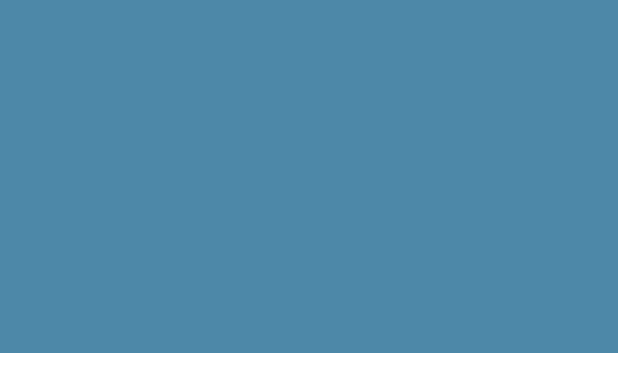
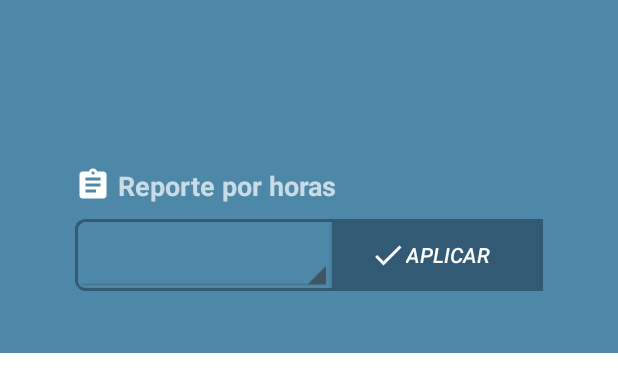
Before and after one commit to criveraam/AppMabe, an Android app: the layout activity_reporteador.xml on its own in the app's theme, with its tools: preview values and no code run, on a phone screen of 412 x 824 dp. Shown: the top 392 px of the screen. Run offline under Robolectric (Android 15) with nearby library versions, the phone set to English and light mode, and no system bars; network calls fail.

Commit message:
Commit Jorge Detalle Producto

```diff
--- a/app/src/main/java/com/ti/airmovil/mabe/Activities/ReporteProductosActivity.java
+++ b/app/src/main/java/com/ti/airmovil/mabe/Activities/ReporteProductosActivity.java
@@ -1,6 +1,7 @@
 package com.ti.airmovil.mabe.Activities;
 
 import android.app.TimePickerDialog;
+import android.content.ComponentName;
 import android.content.Intent;
 import android.content.pm.ActivityInfo;
 import android.graphics.Color;
@@ -72,10 +73,8 @@ public class ReporteProductosActivity extends AppCompatActivity {
                 finish();
             }
         });
-
         getSupportActionBar().setDisplayHomeAsUpEnabled(true);
         getSupportActionBar().setDisplayShowHomeEnabled(true);
-
         setRequestedOrientation(ActivityInfo.SCREEN_ORIENTATION_PORTRAIT);
         capa_progressbar = (LinearLayout) findViewById(R.id.capa_progressbar);
         capa_contenedor = (LinearLayout) findViewById(R.id.capa_sin_conexion);
@@ -101,6 +100,8 @@ public class ReporteProductosActivity extends AppCompatActivity {
             @Override
             public void onClick(View view) {
 
+                //startActivity(new Intent(ReporteProductosActivity.this, SplashActivity.class));
+
                 if(spinner_hora.getSelectedItem().toString().split(":").length >=2){
                     initService();
                     indice_hora = Integer.parseInt(spinner_hora.getSelectedItem().toString().split(":")[0]);
@@ -108,6 +109,7 @@ public class ReporteProductosActivity extends AppCompatActivity {
                 }else{
                     Toast.makeText(ReporteProductosActivity.this, "Seleccione una hora para mostrar", Toast.LENGTH_SHORT).show();
                 }
+
 
             }
         });
--- a/app/src/main/res/layout/activity_reporte_productos.xml
+++ b/app/src/main/res/layout/activity_reporte_productos.xml
@@ -28,7 +28,6 @@
             <LinearLayout
                 android:layout_width="match_parent"
                 android:layout_height="match_parent"
-                android:visibility="gone"
                 android:orientation="vertical"
                 android:padding="50dp">
 
--- a/app/src/main/res/layout/activity_reporteador.xml
+++ b/app/src/main/res/layout/activity_reporteador.xml
@@ -25,28 +25,62 @@
             app:expandedTitleTextAppearance="@android:color/transparent"
             app:layout_scrollFlags="scroll|exitUntilCollapsed">
 
-            <RelativeLayout
+            <LinearLayout
                 android:layout_width="match_parent"
-                android:paddingTop="10dp"
-                android:layout_height="wrap_content">
+                android:layout_height="match_parent"
+                android:orientation="vertical"
+                android:padding="50dp">
 
-                <ImageView
-                    android:id="@+id/backdrop"
+                <TextView
+                    android:id="@+id/textView_msj_filtro"
                     android:layout_width="match_parent"
-                    android:layout_height="match_parent"
-                    android:fitsSystemWindows="true"
-                    android:scaleType="centerCrop"
-                    app:layout_collapseMode="parallax"/>
+                    android:layout_height="wrap_content"
+                    android:layout_marginTop="5dp"
+                    android:drawableLeft="@drawable/ic_assignment"
+                    android:gravity="center_vertical"
+                    android:text=" Reporte por horas"
+                    android:textSize="18dp"
+                    android:textStyle="bold" />
 
                 <LinearLayout
-                    android:layout_width="wrap_content"
+                    android:layout_width="match_parent"
                     android:layout_height="wrap_content"
-                    android:layout_centerInParent="true"
-                    android:gravity="center_horizontal"
-                    android:orientation="vertical">
+                    android:layout_marginTop="10dp"
+                    android:background="@drawable/style_line"
+                    android:gravity="center_vertical">
 
+                    <LinearLayout
+                        android:layout_width="match_parent"
+                        android:layout_height="match_parent"
+                        android:layout_weight="1"
+                        android:background="?attr/selectableItemBackgroundBorderless">
+
+                        <Spinner
+                            android:id="@+id/spinner_hora"
+                            android:layout_width="70dp"
+                            android:layout_height="match_parent"
+                            android:theme="@android:style/Theme.Holo.Light.DarkActionBar"
+                            android:layout_weight="1"
+                            android:gravity="center_vertical"
+                            android:paddingLeft="10dp"
+                            android:textAlignment="center"
+                            android:textSize="20dp" />
+                    </LinearLayout>
+
+                    <Button
+                        android:id="@+id/button_aplicar"
+                        android:layout_width="wrap_content"
+                        android:layout_height="wrap_content"
+                        android:background="@color/colorPrimaryDark"
+                        android:drawableLeft="@drawable/ic_done"
+                        android:gravity="center"
+                        android:paddingLeft="25dp"
+                        android:paddingRight="35dp"
+                        android:text="Aplicar"
+                        android:textStyle="italic" />
                 </LinearLayout>
-            </RelativeLayout>
+
+            </LinearLayout>
 
             <android.support.v7.widget.Toolbar
                 android:id="@+id/toolbar2"
@@ -59,7 +93,7 @@
 
     </android.support.design.widget.AppBarLayout>
 
-    <include layout="@layout/content_main" />
+    <include layout="@layout/contenedor_reporte" />
 
 
 
```
Also changed, not shown: app/src/main/AndroidManifest.xml (+10 -8 lines), app/src/main/java/com/ti/airmovil/mabe/Activities/ReporteadorActivity.java (+76 -40 lines).
